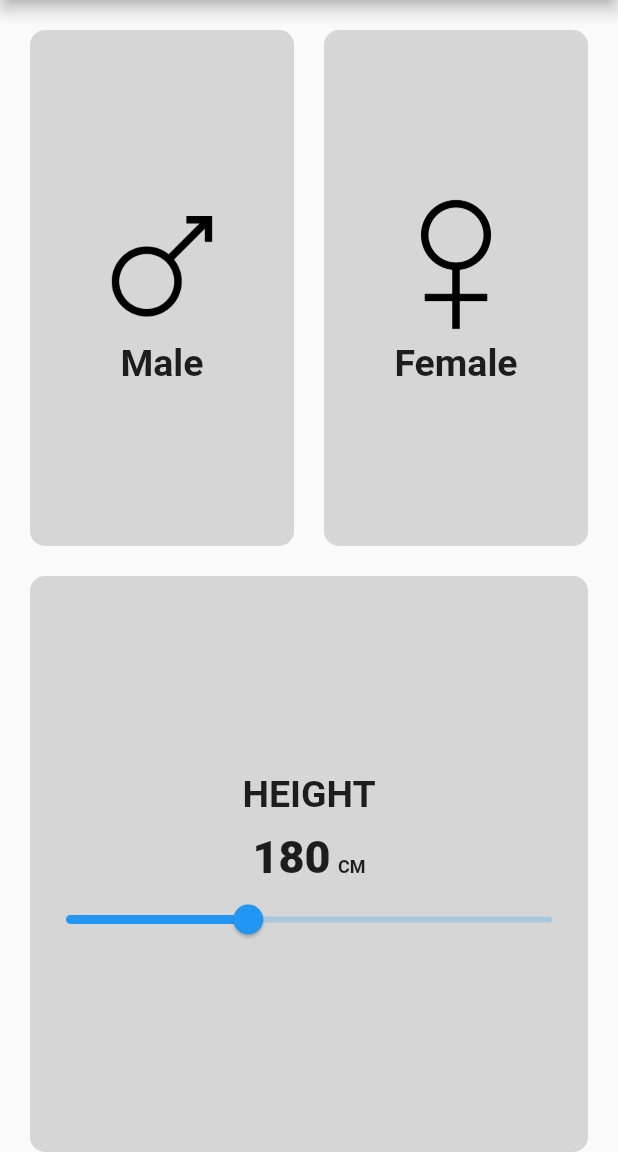
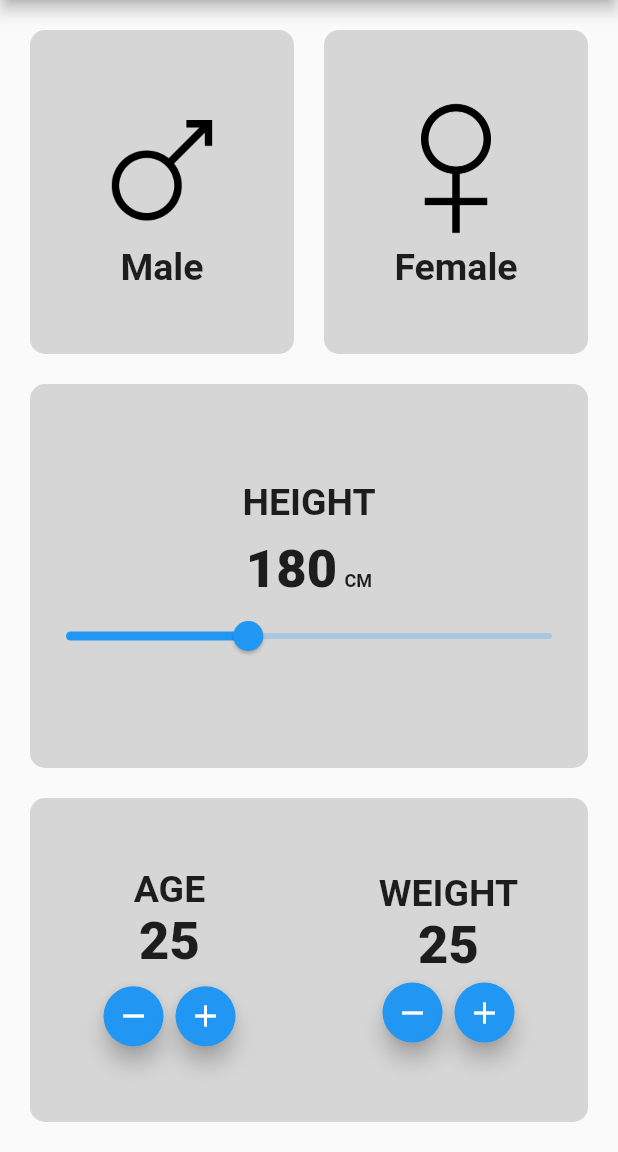
Before and after one commit to OsamaMoradSayed/bmi_calculator, a Flutter app: the screen it shows after launch, on a phone screen of 412 x 824 dp, the part 84-1236 px from its top. Run offline on Flutter 3.47's test engine with Material 2 defaults, Android fonts, the phone set to English and light mode, and no system bars.

Commit message:
design age and weight

```diff
--- a/lib/screens/bmi_screen.dart
+++ b/lib/screens/bmi_screen.dart
@@ -109,7 +109,7 @@ class _BmiScreenState extends State<BmiScreen> {
                         Text(
                           '180',
                           style: TextStyle(
-                            fontSize: 30.0,
+                            fontSize: 35.0,
                             fontWeight: FontWeight.w900,
                           ),
                         ),
@@ -139,6 +139,104 @@ class _BmiScreenState extends State<BmiScreen> {
               ),
             ),
           ),
+          Expanded(
+            child: Padding(
+              padding: const EdgeInsets.all(20.0),
+              child: Container(
+                decoration: BoxDecoration(
+                  borderRadius: BorderRadius.circular(10.0),
+                  color: Colors.grey[350],
+                ),
+                child: Row(
+                  children: [
+                    Expanded(
+                      child: Column(
+                        mainAxisAlignment: MainAxisAlignment.center,
+                        children: [
+                          Text(
+                            'AGE',
+                            style: TextStyle(
+                              fontSize: 25.0,
+                              fontWeight: FontWeight.bold,
+                            ),
+                          ),
+                          Text(
+                            '25',
+                            style: TextStyle(
+                              fontSize: 35.0,
+                              fontWeight: FontWeight.w900,
+                            ),
+                          ),
+                          SizedBox(
+                            height: 5.0,
+                          ),
+                          Row(
+                            mainAxisAlignment: MainAxisAlignment.center,
+                            children: [
+                              FloatingActionButton(
+                                mini: true,  // في حجمين الافتراضي والاصغر ده
+                                onPressed: (){},
+                                child: Icon(
+                                  Icons.remove
+                                ),
+                              ),
+                              FloatingActionButton(
+                                mini: true,  // في حجمين الافتراضي والاصغر ده
+                                onPressed: (){},
+                                child: Icon(
+                                  Icons.add
+                                ),
+                              ),
+                            ],
+                          ),
+                        ],
+                      ),
+                    ),
+                    Expanded(
+                      child: Column(
+                        mainAxisAlignment: MainAxisAlignment.center,
+                        children: [
+                          Text(
+                            'WEIGHT',
+                            style: TextStyle(
+                              fontSize: 25.0,
+                              fontWeight: FontWeight.bold,
+                            ),
+                          ),
+                          Text(
+                            '25',
+                            style: TextStyle(
+                              fontSize: 35.0,
+                              fontWeight: FontWeight.w900,
+                            ),
+                          ),
+                          Row(
+                            mainAxisAlignment: MainAxisAlignment.center,
+                            children: [
+                              FloatingActionButton(
+                                mini: true,  // في حجمين الافتراضي والاصغر ده
+                                onPressed: (){},
+                                child: Icon(
+                                  Icons.remove
+                                ),
+                              ),
+                              FloatingActionButton(
+                                mini: true,  // في حجمين الافتراضي والاصغر ده
+                                onPressed: (){},
+                                child: Icon(
+                                  Icons.add
+                                ),
+                              ),
+                            ],
+                          ),
+                        ],
+                      ),
+                    ),
+                  ],
+                ),
+              ),
+            ),
+          ),
         ],
       ),
     );
```
